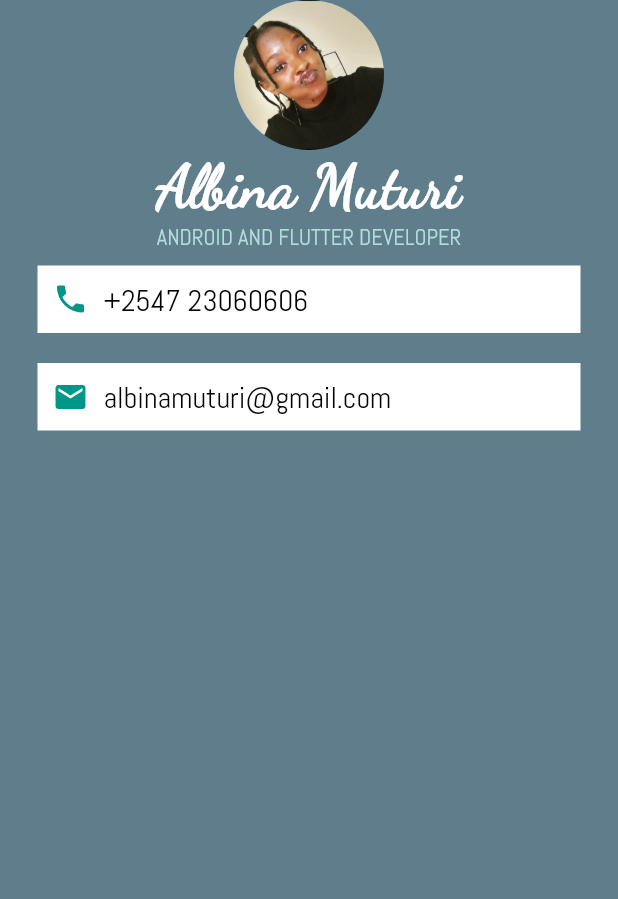
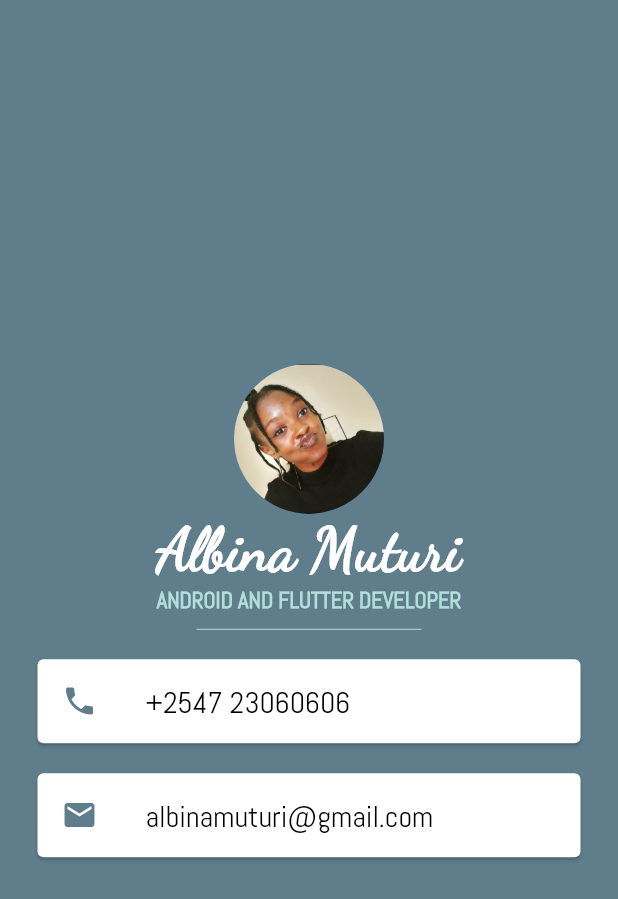
Before and after one commit to NyawiraMuturi/MyCard, a Flutter app: the screen it shows after launch, on a phone screen of 412 x 824 dp. Shown: the top 899 px of the screen. Run offline on Flutter 3.47's test engine with Material 2 defaults, Android fonts, the phone set to English and light mode, and no system bars.

Commit message:
finalize business card

```diff
--- a/lib/main.dart
+++ b/lib/main.dart
@@ -1,3 +1,4 @@
+import 'package:flutter/cupertino.dart';
 import 'package:flutter/material.dart';
 
 void main() {
@@ -12,6 +13,8 @@ class MyApp extends StatelessWidget {
         backgroundColor: Colors.blueGrey,
         body: SafeArea(
           child: Column (
+            mainAxisAlignment: MainAxisAlignment.center,
+
             children: <Widget>[
               CircleAvatar(
                 radius: 50.0,
@@ -31,47 +34,43 @@ class MyApp extends StatelessWidget {
                 style: TextStyle (
                   fontFamily: 'Abel',
                   fontSize: 15.0,
+                  fontWeight: FontWeight.bold,
                   color: Colors.teal.shade100,
                 ),
               ),
-              Container (
-                color: Colors.white,
-                margin: EdgeInsets.symmetric(vertical: 10.0, horizontal: 25.0),
-                padding: EdgeInsets.all(10.0),
-                child: Row(
-                  children: <Widget>[
-                    Icon(
+              SizedBox (
+                height: 20.0,
+                width: 150.0,
+                child: Divider(
+                  color: Colors.teal.shade100,
+                ),
+              ),
+              Card (
+                margin: EdgeInsets.symmetric(vertical: 10.0, horizontal: 25.0,),
+                child: ListTile(
+                  leading: Icon(
                     Icons.phone,
-                      color: Colors.teal,
+                    color: Colors.blueGrey,
                   ),
-                    SizedBox(
-                      width: 10.0,
-                    ),
-                    Text (
+                  title: Text(
                       '+2547 23060606',
                     style: TextStyle(
                         color: Colors.black,
                         fontSize: 20.0,
-                        fontFamily: 'Abel'
+                        fontFamily: 'Abel',
                     ),
                   ),
-                  ],
                 ),
               ),
-              Container (
-                color: Colors.white,
-                margin: EdgeInsets.symmetric(vertical: 10.0, horizontal: 25.0),
-                padding: EdgeInsets.all(10.0),
-                child: Row(
-                  children: <Widget>[
-                    Icon(
+              Card(
+                margin: EdgeInsets.symmetric(vertical: 10.0, horizontal: 25.0,),
+
+                child: ListTile(
+                  leading: Icon(
                     Icons.email,
-                      color: Colors.teal,
+                    color: Colors.blueGrey,
                   ),
-                    SizedBox(
-                      width: 10.0,
-                    ),
-                    Text (
+                  title: Text(
                     'albinamuturi@gmail.com',
                     style: TextStyle(
                         color: Colors.black,
@@ -79,7 +78,6 @@ class MyApp extends StatelessWidget {
                         fontFamily: 'Abel'
                     ),
                   ),
-                  ],
                 ),
               ),
             ],
```
Lines whose indentation alone changed are shown as unchanged.
